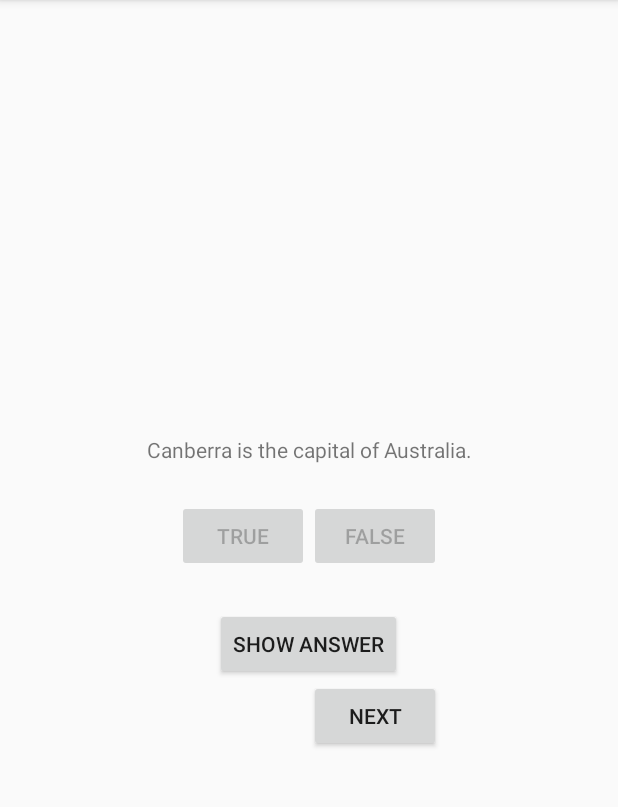
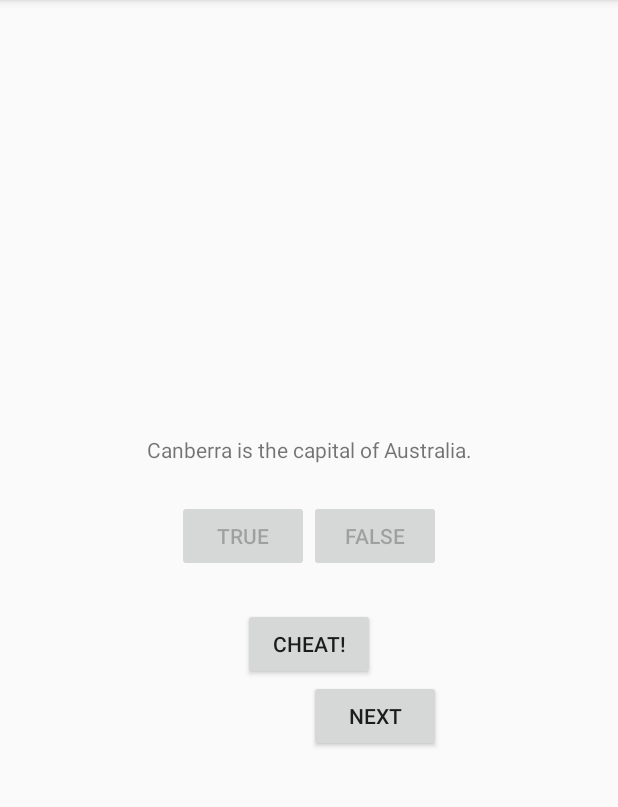
Before and after one commit to neoseurae12/GeoQuiz, an Android app: the screen it shows after launch (MainActivity), after a tap on "TRUE", on a phone screen of 412 x 824 dp, the part 84-891 px from its top. Run offline under Robolectric (Android 15) with nearby library versions, the phone set to English and light mode, and no system bars.

Commit message:
feat: Passing Data; CheatActivity -> MainActivity
- whether the user cheated

```diff
--- a/app/src/main/java/com/bignerdranch/android/geoquiz/MainActivity.kt
+++ b/app/src/main/java/com/bignerdranch/android/geoquiz/MainActivity.kt
@@ -1,9 +1,11 @@
 package com.bignerdranch.android.geoquiz
 
+import android.app.Activity
 import android.os.Bundle
 import android.util.Log
 import android.view.View
 import android.widget.Toast
+import androidx.activity.result.contract.ActivityResultContracts
 import androidx.activity.viewModels
 import androidx.appcompat.app.AppCompatActivity
 import com.bignerdranch.android.geoquiz.databinding.ActivityMainBinding
@@ -15,6 +17,15 @@ class MainActivity : AppCompatActivity() {
     private lateinit var binding: ActivityMainBinding
 
     private val quizViewModel: QuizViewModel by viewModels()
+
+    private val cheatLauncher = registerForActivityResult(
+        ActivityResultContracts.StartActivityForResult()
+    ) { result ->
+        // Handle the result
+        if (result.resultCode == Activity.RESULT_OK) {
+            quizViewModel.isCheater = result.data?.getBooleanExtra(EXTRA_ANSWER_SHOWN, false) ?: false
+        }
+    }
 
     override fun onCreate(savedInstanceState: Bundle?) {
         super.onCreate(savedInstanceState)
@@ -53,7 +64,7 @@ class MainActivity : AppCompatActivity() {
             // Start CheatActivity
             val answerIsTrue = quizViewModel.currentQuestionAnswer
             val intent = CheatActivity.newIntent(this@MainActivity, answerIsTrue)
-            startActivity(intent)
+            cheatLauncher.launch(intent)
         }
 
         binding.previousButton.setOnClickListener {
@@ -154,10 +165,10 @@ class MainActivity : AppCompatActivity() {
 
         val isCorrect = userAnswer == correctAnswer
 
-        val messageResId: Int = if (isCorrect) {
-            R.string.correct_toast
-        } else {
-            R.string.incorrect_toast
+        val messageResId: Int = when {
+            quizViewModel.isCheater -> R.string.judgment_toast
+            isCorrect -> R.string.correct_toast
+            else -> R.string.incorrect_toast
         }
 
         Toast.makeText(this, messageResId, Toast.LENGTH_SHORT)
--- a/app/src/main/java/com/bignerdranch/android/geoquiz/QuizViewModel.kt
+++ b/app/src/main/java/com/bignerdranch/android/geoquiz/QuizViewModel.kt
@@ -5,7 +5,9 @@ import androidx.lifecycle.SavedStateHandle
 import androidx.lifecycle.ViewModel
 
 private const val TAG = "QuizViewModel"
+
 const val CURRENT_INDEX_KEY = "CURRENT_INDEX_KEY"
+const val IS_CHEATER_KEY = "IS_CHEATER_KEY"
 
 private val questionBank = listOf(
     Question(R.string.question_australia, true),
@@ -33,6 +35,10 @@ class QuizViewModel(private val savedStateHandle: SavedStateHandle): ViewModel()
 
     val currentQuestionIsAnswered: Boolean
         get() = questionBank[currentIndex].isAnswered
+
+    var isCheater: Boolean
+        get() = savedStateHandle.get(IS_CHEATER_KEY) ?: false
+        set(value) = savedStateHandle.set(IS_CHEATER_KEY, value)
 
     fun moveToNext() {
         currentIndex = (currentIndex + 1) % questionBank.size
--- a/app/src/main/res/layout/activity_main.xml
+++ b/app/src/main/res/layout/activity_main.xml
@@ -39,7 +39,7 @@
         android:layout_width="wrap_content"
         android:layout_height="wrap_content"
         android:layout_marginTop="24dp"
-        android:text="@string/show_answer_button" />
+        android:text="@string/cheat_button" />
 
     <LinearLayout
         android:layout_width="wrap_content"
```
Also changed, not shown: app/src/main/java/com/bignerdranch/android/geoquiz/CheatActivity.kt (+13 -0 lines).
